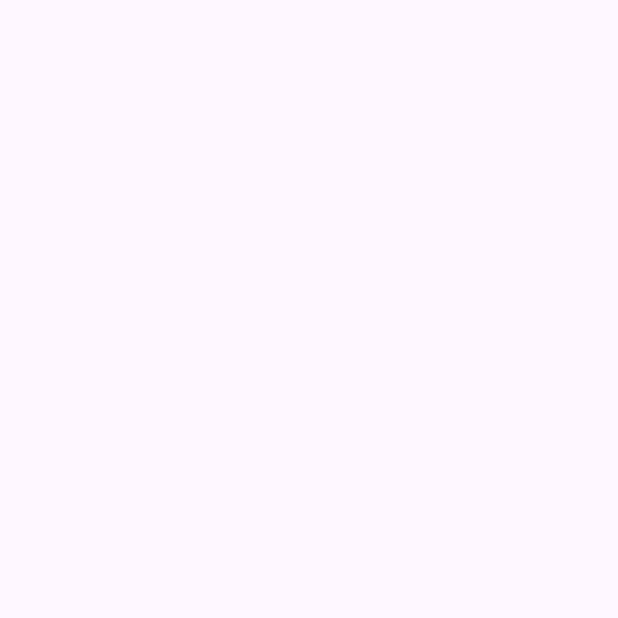
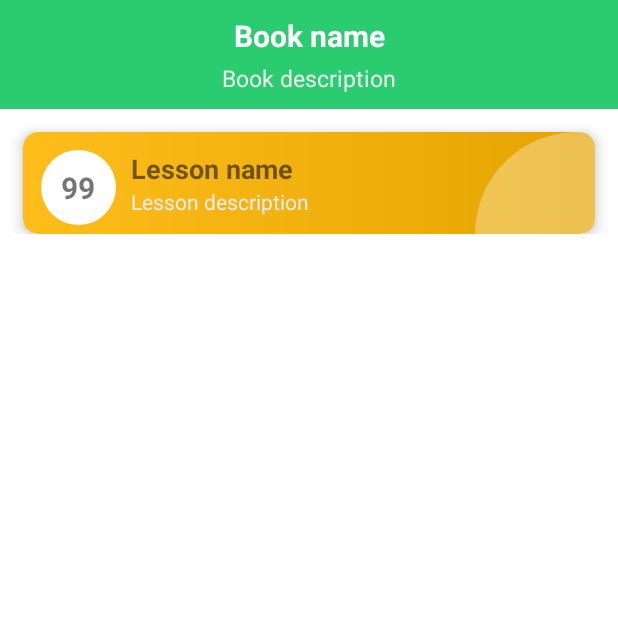
Before and after one commit to PaulPoupe/KPKAudioLibrary, an Android app: the contentsTable screen opened directly, with no data from a screen before it, on a phone screen of 412 x 824 dp, the top half of it. Before the commit the part shown is empty. Run offline under Robolectric (Android 15) with nearby library versions, the light colour scheme and no system bars.

Commit message:
Lesson items

```diff
--- a/app/src/main/java/com/example/kpkaudiolibrary/MainActivity.java
+++ b/app/src/main/java/com/example/kpkaudiolibrary/MainActivity.java
@@ -9,11 +9,9 @@ import androidx.core.graphics.Insets;
 import androidx.core.view.ViewCompat;
 import androidx.core.view.WindowInsetsCompat;
 
+import android.content.Intent;
+
 public class MainActivity extends AppCompatActivity {
-    private LinearLayout bookCard1;
-    private LinearLayout bookCard2;
-    private LinearLayout workbook1;
-    private LinearLayout workbook2;;
 
     @Override
     protected void onCreate(Bundle savedInstanceState) {
@@ -26,9 +24,27 @@ public class MainActivity extends AppCompatActivity {
             return insets;
         });
 
-        bookCard1 = findViewById(R.id.layoutBook1);
-        bookCard2 = findViewById(R.id.layoutBook2);
-        workbook1 = findViewById(R.id.layoutWorkBook1);
-        workbook2 = findViewById(R.id.layoutWorkBook2);
+        LinearLayout bookCard1 = findViewById(R.id.layoutBook1);
+        LinearLayout bookCard2 = findViewById(R.id.layoutBook2);
+        LinearLayout workbook1 = findViewById(R.id.layoutWorkBook1);
+        LinearLayout workbook2 = findViewById(R.id.layoutWorkBook2);
+
+        bookCard1.setOnClickListener(v -> {
+            Intent intent = new Intent(this, contentsTable.class);
+            startActivity(intent);
+        });
+
+        bookCard2.setOnClickListener(v -> {
+
+        });
+
+        workbook1.setOnClickListener(v -> {
+
+        });
+
+        workbook2.setOnClickListener(v -> {
+
+        });
+
     }
 }
--- a/app/src/main/java/com/example/kpkaudiolibrary/book1.java
+++ b/app/src/main/java/com/example/kpkaudiolibrary/contentsTable.java
@@ -8,12 +8,17 @@ import androidx.core.graphics.Insets;
 import androidx.core.view.ViewCompat;
 import androidx.core.view.WindowInsetsCompat;
 
-public class book1 extends AppCompatActivity {
+public class contentsTable extends AppCompatActivity {
 
     @Override
     protected void onCreate(Bundle savedInstanceState) {
         super.onCreate(savedInstanceState);
         EdgeToEdge.enable(this);
-        setContentView(R.layout.activity_book1);
+        setContentView(R.layout.activity_contents_table);
+        ViewCompat.setOnApplyWindowInsetsListener(findViewById(R.id.main), (v, insets) -> {
+            Insets systemBars = insets.getInsets(WindowInsetsCompat.Type.systemBars());
+            v.setPadding(systemBars.left, systemBars.top, systemBars.right, systemBars.bottom);
+            return insets;
+        });
     }
 }
--- /dev/null
+++ b/app/src/main/res/drawable/dashboard_lesson_item_background.xml
@@ -0,0 +1,10 @@
+<?xml version="1.0" encoding="utf-8"?>
+<shape xmlns:android="http://schemas.android.com/apk/res/android"
+    android:shape="rectangle">
+    <gradient
+        android:angle="0"
+        android:endColor="@color/colorLessonItemEnd"
+        android:startColor="@color/colorLessonItemStart"/>
+    <corners android:radius="10dp"/>"
+
+</shape>
--- /dev/null
+++ b/app/src/main/res/drawable/end_vie_background.xml
@@ -0,0 +1,7 @@
+<?xml version="1.0" encoding="utf-8"?>
+<shape xmlns:android="http://schemas.android.com/apk/res/android"
+    android:shape="rectangle">
+    <solid android:color="@color/colorEndBackground" />
+    <corners android:topLeftRadius="450dp"/>
+
+</shape>
--- /dev/null
+++ b/app/src/main/res/drawable/icon_background.xml
@@ -0,0 +1,6 @@
+<?xml version="1.0" encoding="utf-8"?>
+<shape xmlns:android="http://schemas.android.com/apk/res/android"
+    android:shape="oval">
+    <solid android:color="@color/colorWhite"/>
+
+</shape>
--- a/app/src/main/res/layout/activity_book1.xml
+++ /dev/null
@@ -1,10 +0,0 @@
-<?xml version="1.0" encoding="utf-8"?>
-<androidx.constraintlayout.widget.ConstraintLayout xmlns:android="http://schemas.android.com/apk/res/android"
-    xmlns:app="http://schemas.android.com/apk/res-auto"
-    xmlns:tools="http://schemas.android.com/tools"
-    android:id="@+id/main"
-    android:layout_width="match_parent"
-    android:layout_height="match_parent"
-    tools:context=".book1">
-
-</androidx.constraintlayout.widget.ConstraintLayout>
--- /dev/null
+++ b/app/src/main/res/layout/activity_contents_table.xml
@@ -0,0 +1,133 @@
+<?xml version="1.0" encoding="utf-8"?>
+<androidx.constraintlayout.widget.ConstraintLayout xmlns:android="http://schemas.android.com/apk/res/android"
+    xmlns:app="http://schemas.android.com/apk/res-auto"
+    xmlns:tools="http://schemas.android.com/tools"
+    android:id="@+id/main"
+    android:layout_width="match_parent"
+    android:layout_height="match_parent"
+    tools:context=".contentsTable">
+
+    <LinearLayout
+        android:layout_width="match_parent"
+        android:layout_height="match_parent"
+        android:orientation="vertical">
+
+        <LinearLayout
+            android:layout_width="match_parent"
+            android:layout_height="wrap_content"
+            android:background="@color/colorPrimary"
+            android:orientation="vertical"
+            android:paddingTop="10dp"
+            android:paddingBottom="10dp">
+
+            <TextView
+                android:layout_width="match_parent"
+                android:layout_height="wrap_content"
+                android:layout_marginStart="12dp"
+                android:layout_marginEnd="12dp"
+                android:gravity="center"
+                android:text="@string/book_name"
+                android:textColor="@color/colorWhite"
+                android:textSize="20sp"
+                android:textStyle="bold"/>
+
+            <TextView
+                android:layout_width="match_parent"
+                android:layout_height="wrap_content"
+                android:layout_marginStart="40dp"
+                android:layout_marginTop="4dp"
+                android:layout_marginEnd="40dp"
+                android:gravity="center"
+                android:text="@string/book_description"
+                android:textColor="@color/colorLightText"
+                android:textSize="15sp"/>
+
+        </LinearLayout>
+
+        <androidx.core.widget.NestedScrollView
+            android:layout_width="match_parent"
+            android:layout_height="match_parent">
+
+            <LinearLayout
+                android:layout_width="match_parent"
+                android:layout_height="wrap_content"
+                android:orientation="vertical">
+
+                <androidx.cardview.widget.CardView
+                    android:layout_width="match_parent"
+                    android:layout_height="wrap_content"
+                    android:layout_marginStart="15dp"
+                    android:layout_marginTop="15dp"
+                    android:layout_marginEnd="15dp"
+                    app:cardCornerRadius="10dp"
+                    app:cardElevation="6dp">
+
+                    <androidx.constraintlayout.widget.ConstraintLayout
+                        android:layout_width="match_parent"
+                        android:layout_height="wrap_content"
+                        android:background="@drawable/dashboard_lesson_item_background">
+
+                        <View
+                            android:layout_width="80dp"
+                            android:layout_height="0dp"
+                            android:background="@drawable/end_vie_background"
+                            app:layout_constraintBottom_toBottomOf="parent"
+                            app:layout_constraintEnd_toEndOf="parent"
+                            app:layout_constraintTop_toTopOf="parent"/>
+
+
+                        <TextView
+                            android:id="@+id/lesson_number"
+                            android:layout_width="50dp"
+                            android:layout_height="50dp"
+                            android:layout_marginStart="12dp"
+                            android:layout_marginTop="12dp"
+                            android:background="@drawable/icon_background"
+                            android:contentDescription="@string/app_name"
+                            android:text="@string/lesson_number"
+                            android:textSize="20sp"
+                            android:gravity="center"
+                            android:textStyle="bold"
+                            android:padding="10dp"
+                            app:layout_constraintStart_toStartOf="parent"
+                            app:layout_constraintTop_toTopOf="parent" />
+
+                        <TextView
+                            android:id="@+id/lesson_name"
+                            android:layout_width="0dp"
+                            android:layout_height="wrap_content"
+                            android:layout_marginStart="10dp"
+                            android:layout_marginEnd="80dp"
+                            android:text="@string/lesson_name"
+                            android:textSize="18sp"
+                            android:textStyle="bold"
+                            app:layout_constraintEnd_toEndOf="parent"
+                            app:layout_constraintStart_toEndOf="@id/lesson_number"
+                            app:layout_constraintTop_toTopOf="@id/lesson_number"/>
+
+                        <TextView
+                            android:layout_width="0dp"
+                            android:layout_height="wrap_content"
+                            android:layout_marginBottom="12dp"
+                            android:ellipsize="end"
+                            android:maxLines="2"
+                            android:text="@string/lesson_description"
+                            android:textColor="@color/colorLightText"
+                            app:layout_constraintBottom_toBottomOf="parent"
+                            app:layout_constraintEnd_toEndOf="@id/lesson_name"
+                            app:layout_constraintStart_toStartOf="@id/lesson_name"
+                            app:layout_constraintTop_toBottomOf="@id/lesson_name"/>
+
+                    </androidx.constraintlayout.widget.ConstraintLayout>
+
+
+                </androidx.cardview.widget.CardView>
+
+
+            </LinearLayout>
+
+        </androidx.core.widget.NestedScrollView>
+
+
+    </LinearLayout>
+</androidx.constraintlayout.widget.ConstraintLayout>
--- a/app/src/main/res/values/colors.xml
+++ b/app/src/main/res/values/colors.xml
@@ -3,10 +3,14 @@
     <color name="colorPrimary">#2BCC6f</color>
     <color name="colorPrimaryDark">#2BCC6f</color>"
     <color name="colorAccent">#333333</color>
+    <color name ="colorLightText">#ECECEC</color>
     <color name="colorPrimaryLight">#E9F8F1</color>
     <color name="colorWhite">#FFFFFF</color>
     <color name="colorBackground">#EBEBEB</color>
+    <color name="colorEndBackground">#50FFFFFF</color>
     <color name="colorTrendingStart">#00B09B</color>
     <color name="colorTrendingEnd">#96C93D</color>
     <color name="colorDivider">#D6D6D6</color>
+    <color name="colorLessonItemStart">#FEBD1B</color>
+    <color name="colorLessonItemEnd">#E4A401</color>
 </resources>
--- a/app/src/main/res/values/strings.xml
+++ b/app/src/main/res/values/strings.xml
@@ -7,4 +7,9 @@
     <string name="book_1">Book 1</string>
     <string name="book_2">Book 2</string>
     <string name="workbook_2">Workbook 2</string>
+    <string name="book_description">Book description</string>
+    <string name="lesson_number" >99</string>
+    <string name="lesson_name">Lesson name</string>
+    <string name="lesson_description">Lesson description</string>
+    <string name="book_name">Book name</string>
 </resources>
--- a/app/src/main/res/values/themes.xml
+++ b/app/src/main/res/values/themes.xml
@@ -1,8 +1,10 @@
 <resources xmlns:tools="http://schemas.android.com/tools">
     <!-- Base application theme. -->
-    <style name="Base.Theme.KPKAudioLibrary" parent="Theme.Material3.DayNight.NoActionBar">
-        <!-- Customize your light theme here. -->
-        <!-- <item name="colorPrimary">@color/my_light_primary</item> -->
+    <style name="Base.Theme.KPKAudioLibrary" parent="Theme.MaterialComponents.DayNight.NoActionBar">
+
+        <item name="colorPrimary">@color/colorPrimary</item>
+        <item name="colorPrimaryDark">@color/colorPrimaryDark</item>
+        <item name="colorAccent">@color/colorAccent</item>
     </style>
 
     <style name="Theme.KPKAudioLibrary" parent="Base.Theme.KPKAudioLibrary" />
```
Also changed, not shown: app/src/main/AndroidManifest.xml (+4 -4 lines).
